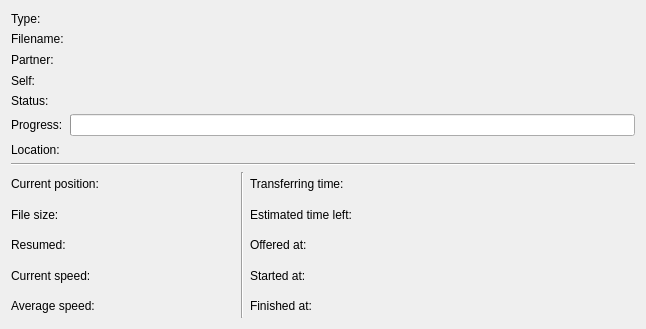
The window that src/dcc/transferdetailedinfopanelui.ui (KDE/konversation) describes before a commit, drawn with Qt 5.
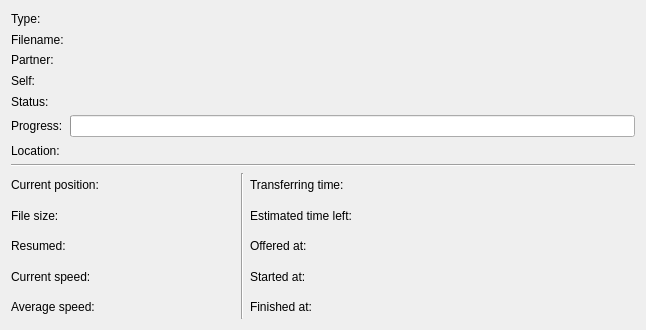
The same window after the commit. Custom widgets are drawn as their Qt base class.

Commit message: Also use a KSqueezedTextLabel for StatusLabel as KIO can produce ridicules long error messages including the filename

What changed in the file:
```diff
--- a/src/dcc/transferdetailedinfopanelui.ui
+++ b/src/dcc/transferdetailedinfopanelui.ui
@@ -7,7 +7,7 @@
     <x>0</x>
     <y>0</y>
     <width>646</width>
-    <height>329</height>
+    <height>330</height>
    </rect>
   </property>
   <property name="sizePolicy">
@@ -94,9 +94,9 @@
       </widget>
      </item>
      <item row="4" column="1">
-      <widget class="QLabel" name="m_labelStatus">
-       <property name="wordWrap">
-        <bool>false</bool>
+      <widget class="KSqueezedTextLabel" name="m_labelStatus">
+       <property name="text">
+        <string/>
        </property>
       </widget>
      </item>
```
